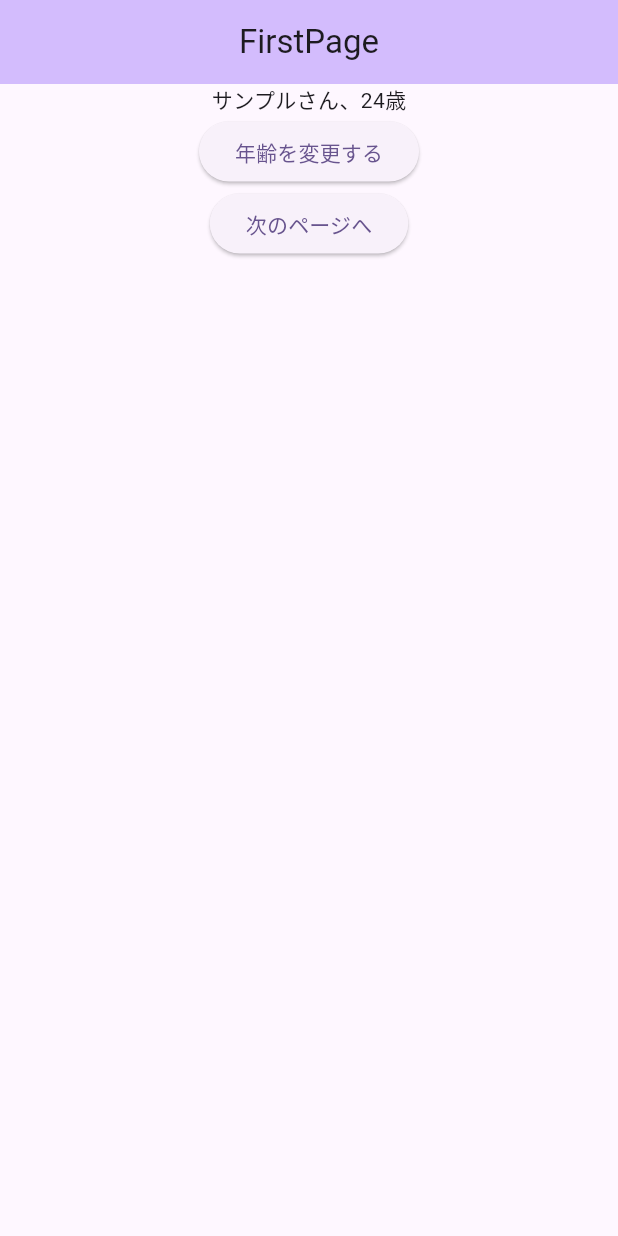
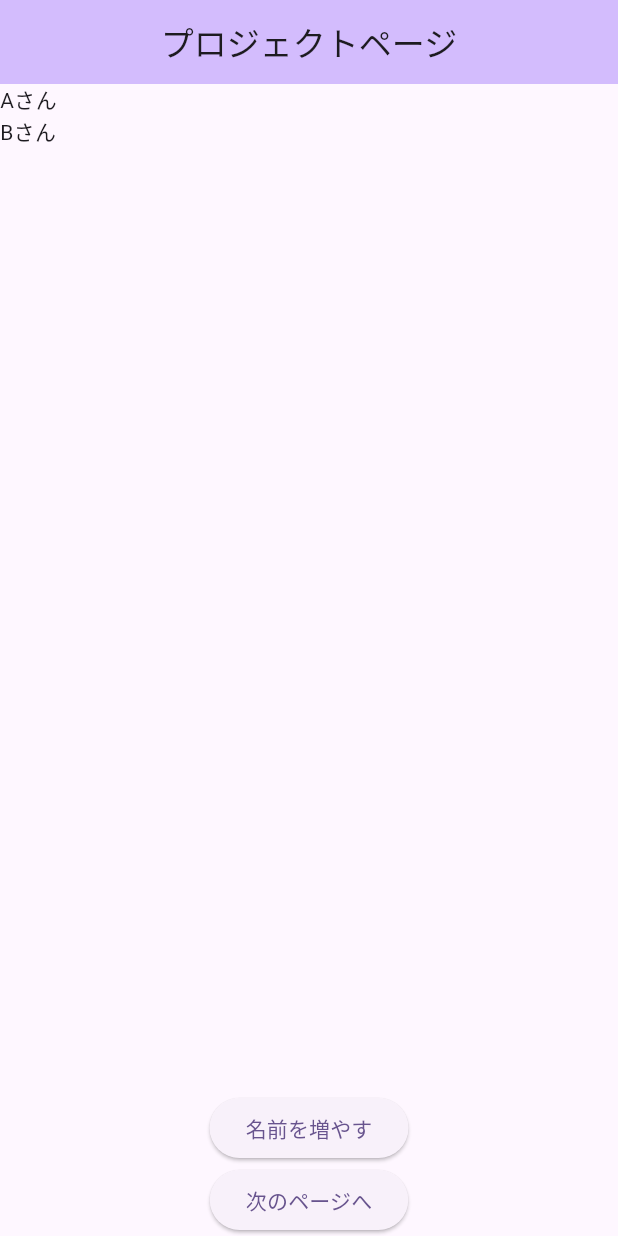
Before and after one commit to gisaki/prjplan, a Flutter app: the screen it shows after launch, on a phone screen of 412 x 824 dp. Run offline on Flutter 3.47's test engine with Material 3 defaults, Android fonts, the light colour scheme and no system bars; our stand-ins replace flutter_riverpod, freezed_annotation.

Commit message:
Now adding Models

```diff
--- a/prjplan/lib/main.dart
+++ b/prjplan/lib/main.dart
@@ -1,6 +1,6 @@
 import 'package:flutter/material.dart';
 import 'package:flutter_riverpod/flutter_riverpod.dart';
-import 'package:prjplan/view/first_page.dart';
+import 'package:prjplan/view/main_page.dart';
 
 void main() {
   runApp(const ProviderScope(child: MyApp()));
@@ -33,7 +33,7 @@
         colorScheme: ColorScheme.fromSeed(seedColor: Colors.deepPurple),
         useMaterial3: true,
       ),
-      home: const FirstPage(),
+      home: const MainPage(),
     );
   }
 }
--- /dev/null
+++ b/prjplan/lib/view/main_page.dart
@@ -0,0 +1,53 @@
+import 'package:flutter/material.dart';
+import 'package:flutter_riverpod/flutter_riverpod.dart';
+import 'package:prjplan/view_model/project_item_notifier.dart';
+import 'package:prjplan/view/second_page.dart';
+
+class MainPage extends ConsumerWidget {
+  const MainPage({super.key});
+
+  @override
+  Widget build(BuildContext context, WidgetRef ref) {
+    final projectStateNotifier = ref.watch(projectStateProvider.notifier);
+    final projectState = ref.watch(projectStateProvider);
+
+    return Scaffold(
+      appBar: AppBar(
+        title: const Text('プロジェクトページ'),
+        centerTitle: true,
+        backgroundColor: Theme.of(context).colorScheme.inversePrimary,
+      ),
+      body: Center(
+        child: Column(
+          children: [
+            Flexible(
+              // Flexibleでラップ。Column の中で ListView を使う場合に、ListViewの大きさが定まらず EXCEPTION になるため
+              child: ListView.builder(
+                itemCount: projectState.members.length,
+                itemBuilder: (context, index) {
+                  return Text(projectState.members[index]);
+                },
+              ),
+            ),
+            ElevatedButton(
+              child: const Text('名前を増やす'),
+              onPressed: () {
+                projectStateNotifier.addMember('サンプル');
+              },
+            ),
+            ElevatedButton(
+              child: const Text('次のページへ'),
+              onPressed: () {
+                Navigator.of(context).push(
+                  MaterialPageRoute(
+                    builder: (context) => const SecondPage(),
+                  ),
+                );
+              },
+            ),
+          ],
+        ),
+      ),
+    );
+  }
+}
--- /dev/null
+++ b/prjplan/lib/view_model/project_item_notifier.dart
@@ -0,0 +1,21 @@
+import 'package:flutter_riverpod/flutter_riverpod.dart';
+import 'package:prjplan/model/project_item_state.dart';
+
+// Notifierの状態を管理する
+final projectStateProvider =
+    StateNotifierProvider.autoDispose<ProjectStateNotifier, ProjectState>(
+  (ref) => ProjectStateNotifier(),
+);
+
+class ProjectStateNotifier extends StateNotifier<ProjectState> {
+  ProjectStateNotifier() : super(const ProjectState([], [], ['Aさん', 'Bさん']));
+
+  // 算出する
+  void addMember(String newMember) {
+    final oldMembers = state.calcMembers();
+    state = state.copyWith(members: [...oldMembers, newMember]);
+  }
+
+  // 更新する
+  void changeSample(int age) {}
+}
--- a/prjplan/pubspec.yaml
+++ b/prjplan/pubspec.yaml
@@ -38,6 +38,7 @@ dependencies:
 
   flutter_riverpod: ^2.5.1
   freezed_annotation: ^2.4.1
+  json_annotation: ^4.9.0
 
 dev_dependencies:
   flutter_test:
@@ -52,6 +53,7 @@ dev_dependencies:
 
   freezed: ^2.5.2
   build_runner: ^2.4.10
+  json_serializable: ^6.8.0
 
 # For information on the generic Dart part of this file, see the
 # following page: https://dart.dev/tools/pub/pubspec
```
Also changed, not shown: prjplan/lib/model/project_item_state.dart (added, +58 -0 lines), prjplan/lib/model/project_item_state.freezed.dart (added), prjplan/lib/model/project_item_state.g.dart (added), prjplan/pubspec.lock.
